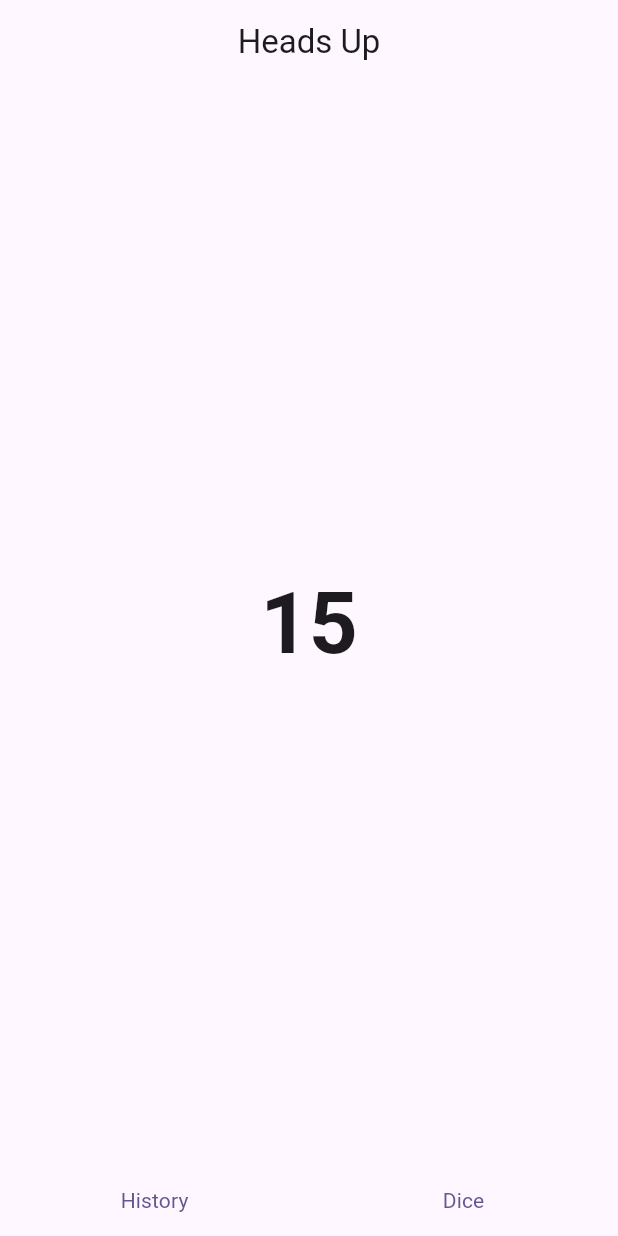
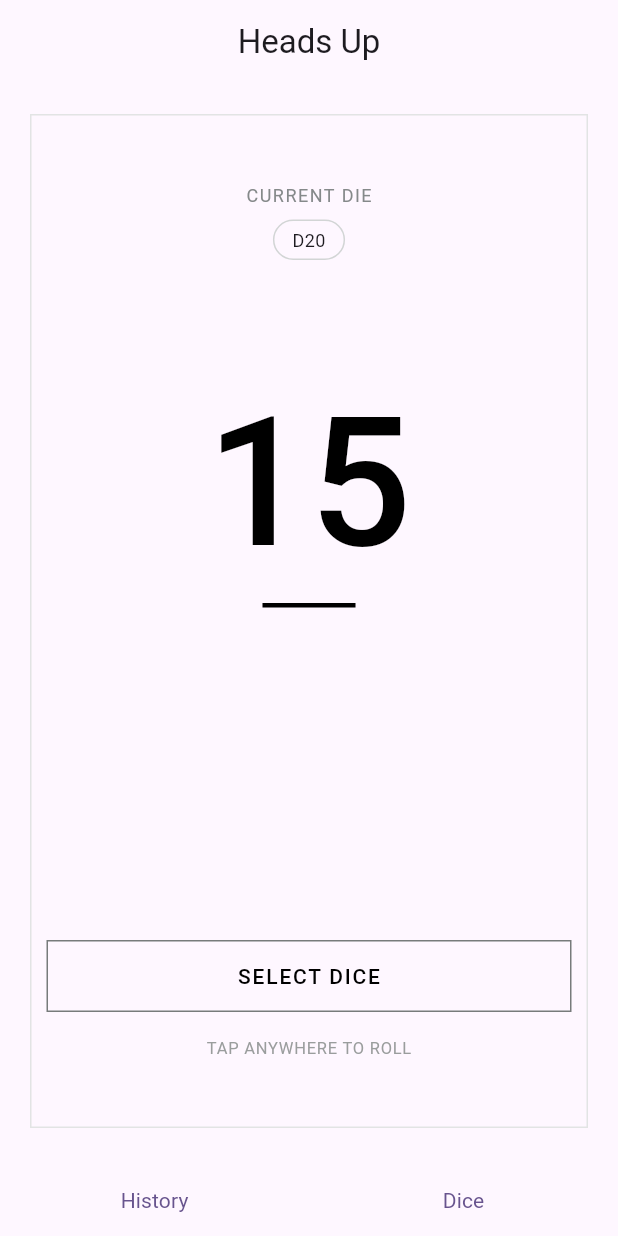
Before and after one commit to Anthony-Carl/HeadsUp, a Flutter app: the screen it shows after launch, on a phone screen of 412 x 824 dp. Run offline on Flutter 3.47's test engine with Material 3 defaults, Android fonts, the phone set to English and light mode, and no system bars; our stand-ins replace device_preview.

Commit message:
feat: dice roll screen ui

```diff
--- a/lib/main.dart
+++ b/lib/main.dart
@@ -75,8 +75,10 @@ class _MainScreenState extends State<MainScreen> {
         index: _selectedScreen,
         children: [
           DiceRollScreen(
+            sides: _selectedDie,
             result: _result,
             onRoll: _rollDice,
+            onSelectDie: () => _selectScreen(2),
           ),
           HistoryScreen(rolls: _rolls),
           DiceSelectionScreen(
--- a/lib/screens/dice_roll_screen.dart
+++ b/lib/screens/dice_roll_screen.dart
@@ -2,29 +2,117 @@ import 'package:flutter/material.dart';
 
 class DiceRollScreen extends StatelessWidget {
   const DiceRollScreen({
+    required this.sides,
     required this.result,
     required this.onRoll,
+    required this.onSelectDie,
     super.key,
   });
 
+  final int sides;
   final int result;
   final VoidCallback onRoll;
+  final VoidCallback onSelectDie;
 
   @override
   Widget build(BuildContext context) {
     return Semantics(
       button: true,
-      label: 'Roll the dice',
+      label: 'Roll the D$sides',
       onTap: onRoll,
       child: GestureDetector(
         behavior: HitTestBehavior.opaque,
         onTap: onRoll,
-        child: Center(
-          child: Text(
-            '$result',
-            style: Theme.of(context).textTheme.displayLarge?.copyWith(
-                  fontWeight: FontWeight.bold,
-                ),
+        child: Padding(
+          padding: const EdgeInsets.fromLTRB(20, 20, 20, 24),
+          child: Container(
+            decoration: BoxDecoration(
+              border: Border.all(color: const Color(0xFFE2E4E4)),
+            ),
+            child: LayoutBuilder(
+              builder: (context, constraints) {
+                final compact = constraints.maxHeight < 560;
+
+                return Column(
+                  children: [
+                    const Spacer(flex: 1),
+                    const Text(
+                      'CURRENT DIE',
+                      style: TextStyle(
+                        color: Color(0xFF85898A),
+                        fontSize: 12,
+                        letterSpacing: 1,
+                      ),
+                    ),
+                    const SizedBox(height: 8),
+                    Container(
+                      padding: const EdgeInsets.symmetric(
+                        horizontal: 12,
+                        vertical: 4,
+                      ),
+                      decoration: BoxDecoration(
+                        border: Border.all(color: const Color(0xFFD2D5D5)),
+                        borderRadius: BorderRadius.circular(18),
+                      ),
+                      child: Text(
+                        'D$sides',
+                        style: const TextStyle(fontSize: 12),
+                      ),
+                    ),
+                    const Spacer(flex: 2),
+                    Text(
+                      '$result',
+                      style: TextStyle(
+                        fontSize: compact ? 96 : 120,
+                        height: 1,
+                        fontWeight: FontWeight.w500,
+                        color: Colors.black,
+                      ),
+                    ),
+                    Container(
+                      width: 62,
+                      height: 3,
+                      margin: const EdgeInsets.only(top: 20),
+                      color: Colors.black,
+                    ),
+                    const Spacer(flex: 5),
+                    Padding(
+                      padding: const EdgeInsets.symmetric(horizontal: 10),
+                      child: SizedBox(
+                        width: double.infinity,
+                        height: 48,
+                        child: OutlinedButton(
+                          onPressed: onSelectDie,
+                          style: OutlinedButton.styleFrom(
+                            foregroundColor: Colors.black,
+                            side: const BorderSide(
+                              color: Color(0xFF777B7B),
+                            ),
+                            shape: const RoundedRectangleBorder(
+                              borderRadius: BorderRadius.zero,
+                            ),
+                          ),
+                          child: const Text(
+                            'SELECT DICE',
+                            style: TextStyle(letterSpacing: 1.2),
+                          ),
+                        ),
+                      ),
+                    ),
+                    const SizedBox(height: 16),
+                    const Text(
+                      'TAP ANYWHERE TO ROLL',
+                      style: TextStyle(
+                        color: Color(0xFF9A9D9D),
+                        fontSize: 11,
+                        letterSpacing: 0.5,
+                      ),
+                    ),
+                    const Spacer(),
+                  ],
+                );
+              },
+            ),
           ),
         ),
       ),
```
